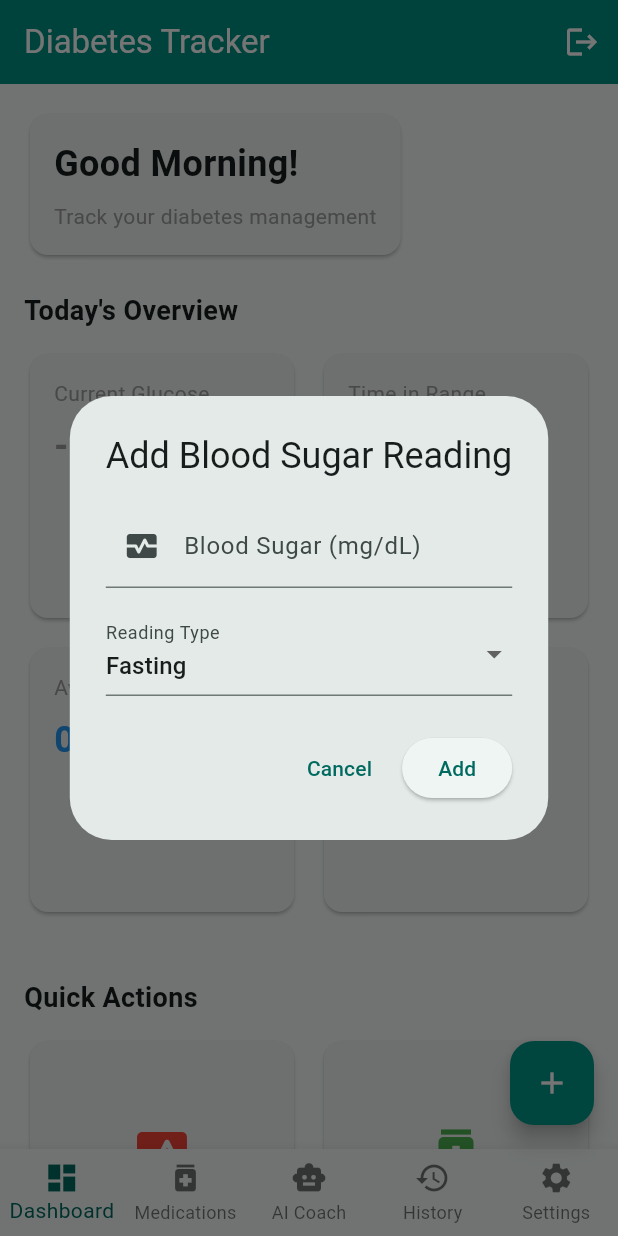
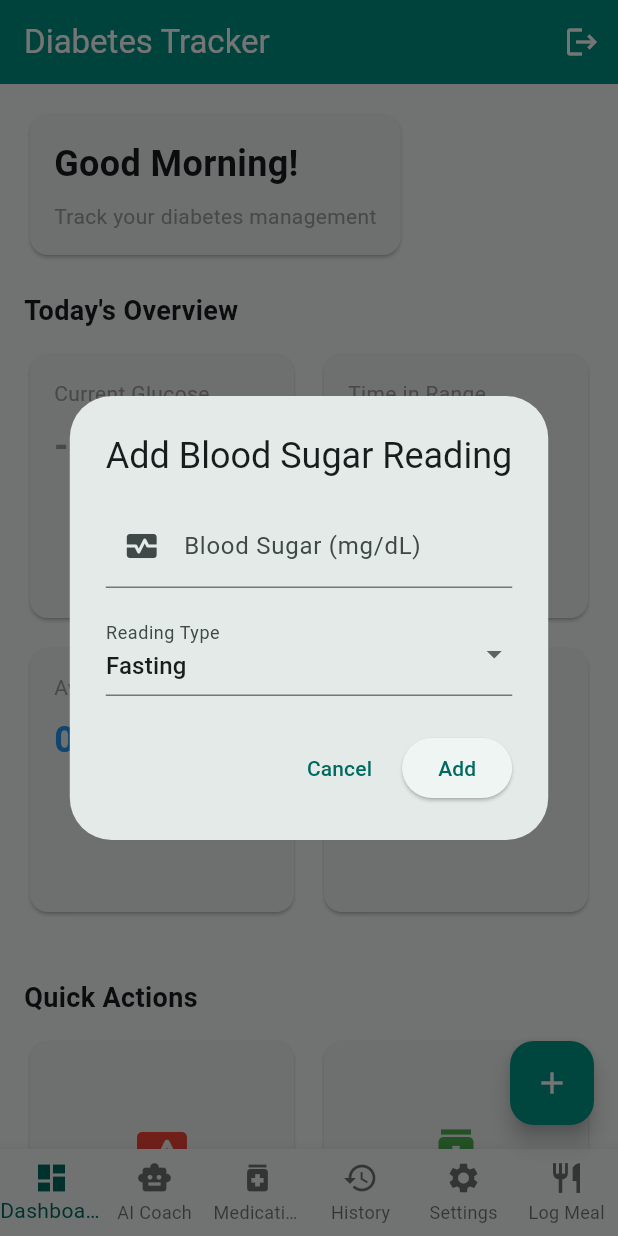
Before and after one commit to CSCE-4201-Team-17/Diabetes-Tracker-Project, a Flutter app: the HomeScreen screen opened directly, after a tap on "Log Blood Sugar", on a phone screen of 412 x 824 dp. Run offline on Flutter 3.47's test engine with Material 3 defaults, Android fonts, the phone set to English and light mode, and no system bars; our stand-ins replace flutter_local_notifications, image_picker, shared_preferences, timezone; accounts and stored records are empty; network calls fail.

Commit message:
Implemented the Meal Upload method and Being able to take pictures of meals

```diff
--- a/frontend/lib/screens/dashboard_screen.dart
+++ b/frontend/lib/screens/dashboard_screen.dart
@@ -47,7 +47,7 @@ class _DashboardScreenState extends State<DashboardScreen> {
     try {
       final userId = StorageService.userId;
       if (userId != null) {
-        // Load data from API
+        //Load data from API
         final readings = await ApiService.getGlucoseReadings(userId);
         final summary = await ApiService.getWeeklySummary(userId);
 
@@ -57,14 +57,14 @@ class _DashboardScreenState extends State<DashboardScreen> {
           _isLoading = false;
         });
       } else {
-        // Fallback to local data if no user ID
+        //Fallback to local data if no user ID
         setState(() {
           _readings = widget.bloodSugarReadings;
           _isLoading = false;
         });
       }
     } catch (e) {
-      // Fallback to local data on error
+      //Fallback to local data on error
       setState(() {
         _readings = widget.bloodSugarReadings;
         _isLoading = false;
--- a/frontend/lib/screens/home_screen.dart
+++ b/frontend/lib/screens/home_screen.dart
@@ -7,7 +7,7 @@ import 'medications_screen.dart';
 import 'history_screen.dart';
 import 'settings_screen.dart';
 import 'ai_assistant_screen.dart';
-
+import 'meal_upload_screen.dart';
 
 class HomeScreen extends StatefulWidget {
   const HomeScreen({super.key});
@@ -41,19 +41,18 @@ class _HomeScreenState extends State<HomeScreen> {
       medications: _medications,
       onAddBloodSugar: _showAddBloodSugarDialog,
       onNavigateToMedications: () => setState(() => _currentIndex = 3),
-      onNavigateToHistory: () => setState(() => _currentIndex = 1),
-      onNavigateToSettings: () => setState(() => _currentIndex = 4),
+      onNavigateToHistory: () => setState(() => _currentIndex = 4),
+      onNavigateToSettings: () => setState(() => _currentIndex = 5),
     );
   }
 
-  // AI Assistant Screen (center tab)
+  //AI Assistant Screen
   Widget _buildAiAssistant() {
-  return AiAssistantScreen(
-    bloodSugarReadings: _bloodSugarReadings,
-    medications: _medications,
-  );
-}
-
+    return AiAssistantScreen(
+      bloodSugarReadings: _bloodSugarReadings,
+      medications: _medications,
+    );
+  }
 
   //Medications Screen
   Widget _buildMedications() {
@@ -93,6 +92,11 @@ class _HomeScreenState extends State<HomeScreen> {
         );
       },
     );
+  }
+
+  //Meal Upload Screen
+  Widget _buildMealUpload() {
+    return const MealUploadScreen();
   }
 
   //Dialog Methods
@@ -182,11 +186,12 @@ class _HomeScreenState extends State<HomeScreen> {
       body: IndexedStack(
         index: _currentIndex,
         children: [
-          _buildDashboard(),
+          _buildDashboard(),  //adds the different tabs in the bottom of dashboard
+          _buildAiAssistant(),
           _buildMedications(),
-          _buildAiAssistant(),
           _buildHistory(),
           _buildSettings(),
+          _buildMealUpload(),
         ],
       ),
       bottomNavigationBar: BottomNavigationBar(
@@ -195,10 +200,11 @@ class _HomeScreenState extends State<HomeScreen> {
         type: BottomNavigationBarType.fixed,
         items: const [
           BottomNavigationBarItem(icon: Icon(Icons.dashboard), label: 'Dashboard'),
+          BottomNavigationBarItem(icon: Icon(Icons.smart_toy), label: 'AI Coach'),
           BottomNavigationBarItem(icon: Icon(Icons.medication), label: 'Medications'),
-          BottomNavigationBarItem(icon: Icon(Icons.smart_toy), label: 'AI Coach',),
           BottomNavigationBarItem(icon: Icon(Icons.history), label: 'History'),
           BottomNavigationBarItem(icon: Icon(Icons.settings), label: 'Settings'),
+          BottomNavigationBarItem(icon: Icon(Icons.restaurant), label: 'Log Meal'), // ADD THIS
         ],
       ),
       floatingActionButton: _currentIndex == 0 ? FloatingActionButton(
--- /dev/null
+++ b/frontend/lib/screens/meal_upload_screen.dart
@@ -0,0 +1,315 @@
+import 'package:flutter/material.dart';
+import 'package:image_picker/image_picker.dart';
+import 'dart:io';
+import '../services/api_service.dart';
+import '../services/storage_service.dart';
+import '../models/meal_record.dart';
+
+class MealUploadScreen extends StatefulWidget {
+  const MealUploadScreen({super.key});
+
+  @override
+  State<MealUploadScreen> createState() => _MealUploadScreenState();
+}
+
+class _MealUploadScreenState extends State<MealUploadScreen> {
+  File? _selectedImage;
+  final TextEditingController _descriptionController = TextEditingController();
+  final TextEditingController _carbsController = TextEditingController();
+  bool _isUploading = false;
+  final ImagePicker _picker = ImagePicker();
+
+  Future<void> _pickImage(ImageSource source) async {
+    try {
+      final XFile? image = await _picker.pickImage(
+        source: source,
+        maxWidth: 800,
+        maxHeight: 800,
+        imageQuality: 80,
+      );
+
+      if (image != null) {
+        setState(() {
+          _selectedImage = File(image.path);
+        });
+      }
+    } catch (e) {
+      ScaffoldMessenger.of(context).showSnackBar(
+        SnackBar(content: Text('Failed to pick image: $e')),
+      );
+    }
+  }
+
+  Future<void> _uploadMeal() async {
+    if (_selectedImage == null) {
+      ScaffoldMessenger.of(context).showSnackBar(
+        const SnackBar(content: Text('Please take a photo of your meal')),
+      );
+      return;
+    }
+
+    if (_descriptionController.text.isEmpty) {
+      ScaffoldMessenger.of(context).showSnackBar(
+        const SnackBar(content: Text('Please describe your meal')),
+      );
+      return;
+    }
+
+    setState(() {
+      _isUploading = true;
+    });
+
+    try {
+      //Upload image to backend/S3
+      final uploadResult = await ApiService.uploadMealImage(_selectedImage!);
+      final imageUrl = uploadResult['image_url'];
+
+      //Create meal record
+      final mealRecord = MealRecord(
+        id: DateTime.now().millisecondsSinceEpoch.toString(),
+        userId: StorageService.userId ?? 'default_user',
+        timestamp: DateTime.now(),
+        imageUrl: imageUrl,
+        description: _descriptionController.text,
+        carbsEstimate: double.tryParse(_carbsController.text),
+      );
+
+      //Save meal record (Need to create endpoint)
+      final success = await ApiService.saveMealRecord(mealRecord);
+
+      if (success) {
+        ScaffoldMessenger.of(context).showSnackBar(
+          const SnackBar(content: Text('Meal uploaded successfully!')),
+        );
+
+        //Clear form
+        setState(() {
+          _selectedImage = null;
+          _isUploading = false;
+        });
+        _descriptionController.clear();
+        _carbsController.clear();
+
+        //Navigate back after successful upload
+        Navigator.pop(context);
+      } else {
+        throw Exception('Failed to save meal record');
+      }
+
+    } catch (e) {
+      setState(() {
+        _isUploading = false;
+      });
+      ScaffoldMessenger.of(context).showSnackBar(
+        SnackBar(content: Text('Upload failed: $e')),
+      );
+    }
+  }
+
+  void _showImageSourceDialog() {
+    showDialog(
+      context: context,
+      builder: (context) => AlertDialog(
+        title: const Text('Select Image Source'),
+        content: Column(
+          mainAxisSize: MainAxisSize.min,
+          children: [
+            ListTile(
+              leading: const Icon(Icons.camera_alt),
+              title: const Text('Camera'),
+              onTap: () {
+                Navigator.pop(context);
+                _pickImage(ImageSource.camera);
+              },
+            ),
+            ListTile(
+              leading: const Icon(Icons.photo_library),
+              title: const Text('Gallery'),
+              onTap: () {
+                Navigator.pop(context);
+                _pickImage(ImageSource.gallery);
+              },
+            ),
+          ],
+        ),
+      ),
+    );
+  }
+
+  @override
+  Widget build(BuildContext context) {
+    return Scaffold(
+      appBar: AppBar(
+        title: const Text('Log Meal'),
+        backgroundColor: Colors.teal,
+        foregroundColor: Colors.white,
+      ),
+      body: SingleChildScrollView(
+        padding: const EdgeInsets.all(16.0),
+        child: Column(
+          crossAxisAlignment: CrossAxisAlignment.start,
+          children: [
+            //Image Preview Section
+            Card(
+              child: Padding(
+                padding: const EdgeInsets.all(16.0),
+                child: Column(
+                  children: [
+                    const Row(
+                      children: [
+                        Icon(Icons.photo_camera, color: Colors.teal),
+                        SizedBox(width: 8),
+                        Text(
+                          'Meal Photo',
+                          style: TextStyle(
+                            fontSize: 16,
+                            fontWeight: FontWeight.bold,
+                          ),
+                        ),
+                      ],
+                    ),
+                    const SizedBox(height: 16),
+                    _selectedImage == null
+                        ? Container(
+                            width: double.infinity,
+                            height: 200,
+                            decoration: BoxDecoration(
+                              border: Border.all(color: Colors.grey),
+                              borderRadius: BorderRadius.circular(8),
+                            ),
+                            child: Column(
+                              mainAxisAlignment: MainAxisAlignment.center,
+                              children: [
+                                Icon(Icons.fastfood, size: 50, color: Colors.grey),
+                                const SizedBox(height: 8),
+                                Text(
+                                  'No photo selected',
+                                  style: TextStyle(color: Colors.grey),
+                                ),
+                              ],
+                            ),
+                          )
+                        : Container(
+                            width: double.infinity,
+                            height: 200,
+                            decoration: BoxDecoration(
+                              borderRadius: BorderRadius.circular(8),
+                              image: DecorationImage(
+                                image: FileImage(_selectedImage!),
+                                fit: BoxFit.cover,
+                              ),
+                            ),
+                          ),
+                    const SizedBox(height: 16),
+                    Row(
+                      children: [
+                        Expanded(
+                          child: ElevatedButton.icon(
+                            onPressed: _showImageSourceDialog,
+                            icon: const Icon(Icons.camera_alt),
+                            label: const Text('Take Photo'),
+                            style: ElevatedButton.styleFrom(
+                              backgroundColor: Colors.teal,
+                              foregroundColor: Colors.white,
+                            ),
+                          ),
+                        ),
+                      ],
+                    ),
+                  ],
+                ),
+              ),
+            ),
+
+            const SizedBox(height: 20),
+
+            //Meal Details Section
+            Card(
+              child: Padding(
+                padding: const EdgeInsets.all(16.0),
+                child: Column(
+                  crossAxisAlignment: CrossAxisAlignment.start,
+                  children: [
+                    const Row(
+                      children: [
+                        Icon(Icons.description, color: Colors.teal),
+                        SizedBox(width: 8),
+                        Text(
+                          'Meal Details',
+                          style: TextStyle(
+                            fontSize: 16,
+                            fontWeight: FontWeight.bold,
+                          ),
+                        ),
+                      ],
+                    ),
+                    const SizedBox(height: 16),
+                    TextField(
+                      controller: _descriptionController,
+                      decoration: const InputDecoration(
+                        labelText: 'Meal Description *',
+                        hintText: 'e.g., Grilled chicken with vegetables and rice',
+                        border: OutlineInputBorder(),
+                      ),
+                      maxLines: 2,
+                    ),
+                    const SizedBox(height: 16),
+                    TextField(
+                      controller: _carbsController,
+                      keyboardType: TextInputType.number,
+                      decoration: const InputDecoration(
+                        labelText: 'Carbohydrates (grams)',
+                        hintText: 'e.g., 45',
+                        border: OutlineInputBorder(),
+                        suffixText: 'g',
+                      ),
+                    ),
+                    const SizedBox(height: 8),
+                    Text(
+                      'Optional - helps with glucose predictions',
+                      style: TextStyle(
+                        color: Colors.grey[600],
+                        fontSize: 12,
+                      ),
+                    ),
+                  ],
+                ),
+              ),
+            ),
+
+            const SizedBox(height: 30),
+
+            //Upload Button
+            SizedBox(
+              width: double.infinity,
+              height: 50,
+              child: _isUploading
+                  ? const Center(child: CircularProgressIndicator())
+                  : ElevatedButton(
+                      onPressed: _uploadMeal,
+                      style: ElevatedButton.styleFrom(
+                        backgroundColor: Colors.teal,
+                        foregroundColor: Colors.white,
+                        shape: RoundedRectangleBorder(
+                          borderRadius: BorderRadius.circular(8),
+                        ),
+                      ),
+                      child: const Text(
+                        'Upload Meal',
+                        style: TextStyle(fontSize: 16),
+                      ),
+                    ),
+            ),
+          ],
+        ),
+      ),
+    );
+  }
+
+  @override
+  void dispose() {
+    _descriptionController.dispose();
+    _carbsController.dispose();
+    super.dispose();
+  }
+}
--- a/frontend/pubspec.yaml
+++ b/frontend/pubspec.yaml
@@ -16,6 +16,7 @@ dependencies:
   timezone: ^0.9.1
   shared_preferences: ^2.2.2
   intl: 0.17.0
+  image_picker: ^1.0.4
 
 dev_dependencies:
   flutter_test:
```
Also changed, not shown: frontend/lib/services/api_service.dart (+139 -89 lines), frontend/pubspec.lock, 12 other files.
